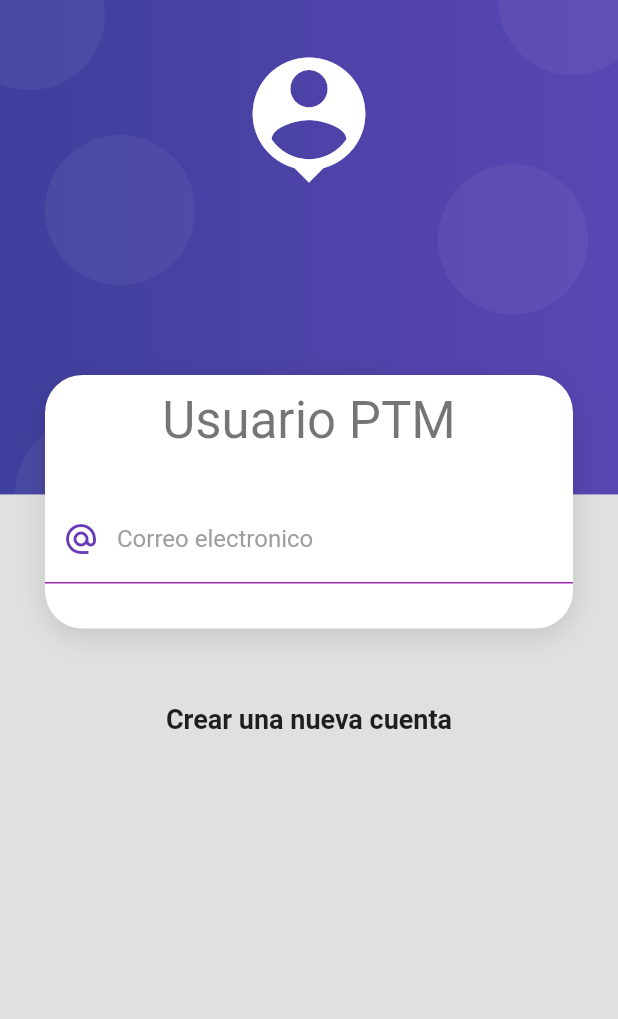
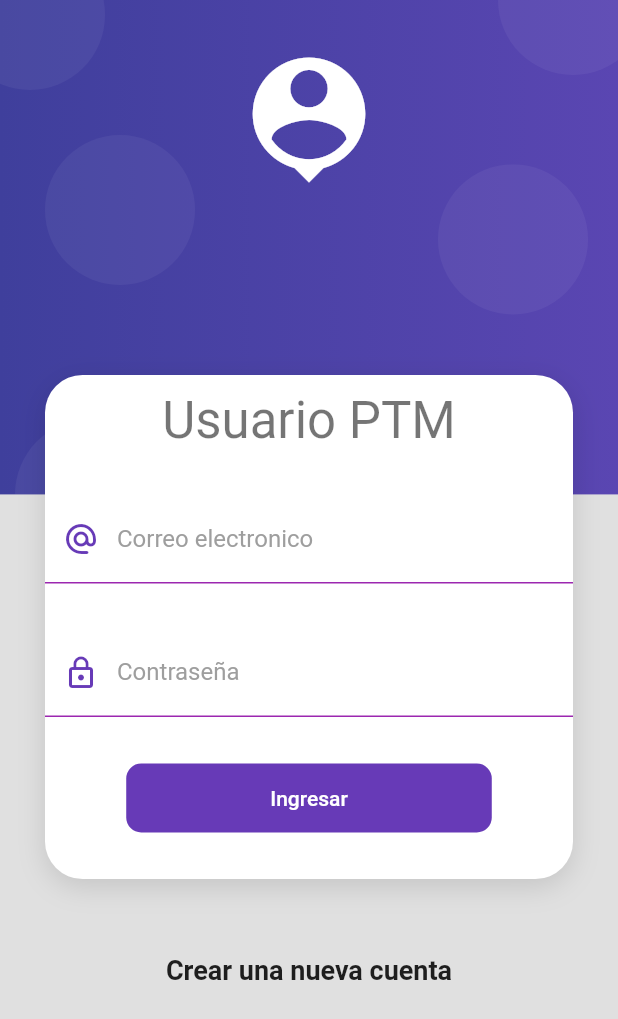
Before and after one commit to javierhenaohe/login_image, a Flutter app: the screen it shows after launch, on a phone screen of 412 x 824 dp. Shown: the top 1019 px of the screen. Run offline on Flutter 3.47's test engine with Material 2 defaults, Android fonts, the phone set to English and light mode, and no system bars.

Commit message:
inicio v210 y v211 septimo commit

```diff
--- a/lib/screens/login_screen.dart
+++ b/lib/screens/login_screen.dart
@@ -1,4 +1,5 @@
 import 'package:flutter/material.dart';
+import 'package:login_image/ui/input_decorations.dart';
 import 'package:login_image/widgets/widgets.dart';
 
 class LoginScreen extends StatelessWidget {
@@ -30,7 +31,9 @@ class LoginScreen extends StatelessWidget {
               Text(
                 'Crear una nueva cuenta',
                 style: TextStyle(fontSize: 18, fontWeight: FontWeight.bold),
-              )
+              ),
+
+              SizedBox(height: 50),
             ],
           ),
         ),
@@ -51,28 +54,40 @@ class _LoginForm extends StatelessWidget {
             TextFormField(
               autocorrect: false,
               keyboardType: TextInputType.emailAddress,
-              decoration: InputDecoration(
-                enabledBorder: UnderlineInputBorder(
-                  borderSide: BorderSide(
-                    color: Colors.purple,
-                  ),
-                ),
-                focusedBorder: UnderlineInputBorder(
-                  borderSide: BorderSide(
-                    color: Colors.deepPurple,
-                    width: 2,
-                  ),
-                ),
-                hintText: 'ptm@sk.com.co',
+              decoration: InputDecorations.authInputDecoration(
+                hintText: 'correo@sk.com',
                 labelText: 'Correo electronico',
-                labelStyle: TextStyle(
-                  color: Colors.grey,
-                ),
-                prefixIcon: Icon(
-                  Icons.alternate_email_sharp,
-                  color: Colors.deepPurple,
+                prefixIcon: Icons.alternate_email_rounded,
+              ),
+            ),
+            SizedBox(height: 30),
+            TextFormField(
+              autocorrect: false,
+              obscureText: true,
+              keyboardType: TextInputType.number,
+              decoration: InputDecorations.authInputDecoration(
+                hintText: '******',
+                labelText: 'Contraseña',
+                prefixIcon: Icons.lock_outline,
+              ),
+            ),
+            SizedBox(height: 30),
+            MaterialButton(
+              shape: RoundedRectangleBorder(
+                  borderRadius: BorderRadius.circular(10)),
+              disabledColor: Colors.grey,
+              elevation: 0,
+              color: Colors.deepPurple,
+              child: Container(
+                padding: EdgeInsets.symmetric(horizontal: 80, vertical: 15),
+                child: Text(
+                  'Ingresar',
+                  style: TextStyle(color: Colors.white),
                 ),
               ),
+              onPressed: () {
+                //TODO:LOGIN FORM
+              },
             ),
           ],
         ),
--- /dev/null
+++ b/lib/ui/input_decorations.dart
@@ -0,0 +1,31 @@
+import 'package:flutter/material.dart';
+
+class InputDecorations {
+  static InputDecoration authInputDecoration({
+    required String hintText,
+    required String labelText,
+    IconData? prefixIcon,
+  }) {
+    return InputDecoration(
+      enabledBorder: UnderlineInputBorder(
+        borderSide: BorderSide(
+          color: Colors.purple,
+        ),
+      ),
+      focusedBorder: UnderlineInputBorder(
+        borderSide: BorderSide(
+          color: Colors.deepPurple,
+          width: 2,
+        ),
+      ),
+      hintText: hintText,
+      labelText: labelText,
+      labelStyle: TextStyle(
+        color: Colors.grey,
+      ),
+      prefixIcon: prefixIcon != null
+          ? Icon(prefixIcon, color: Colors.deepPurple)
+          : null,
+    );
+  }
+}
```
